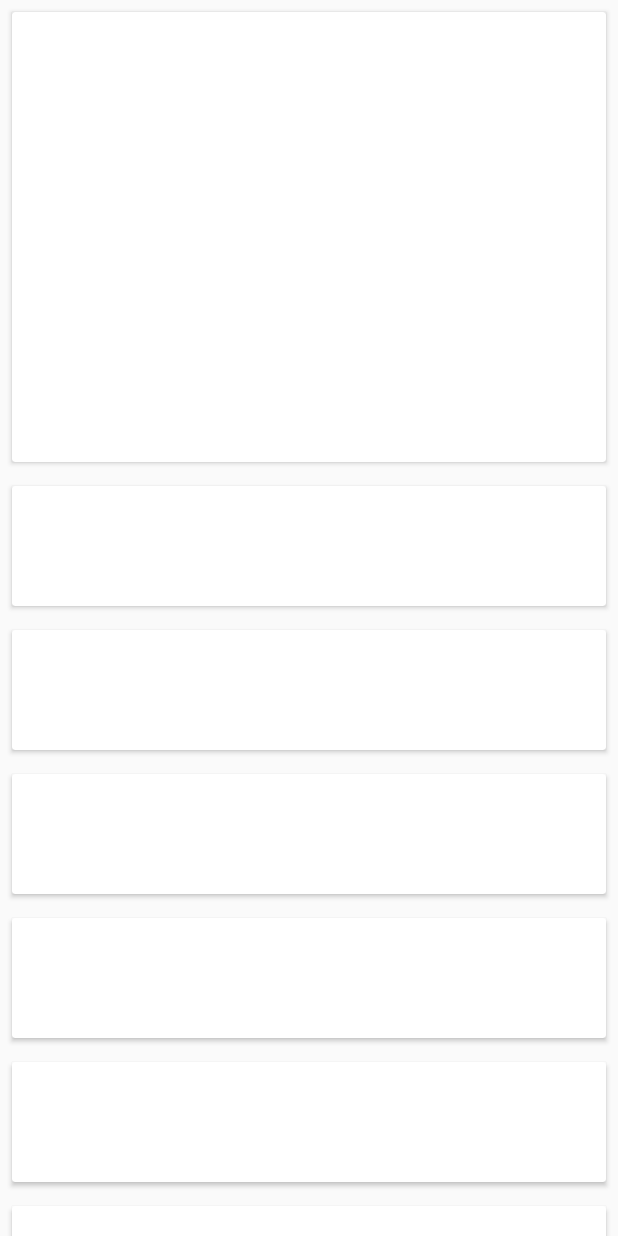
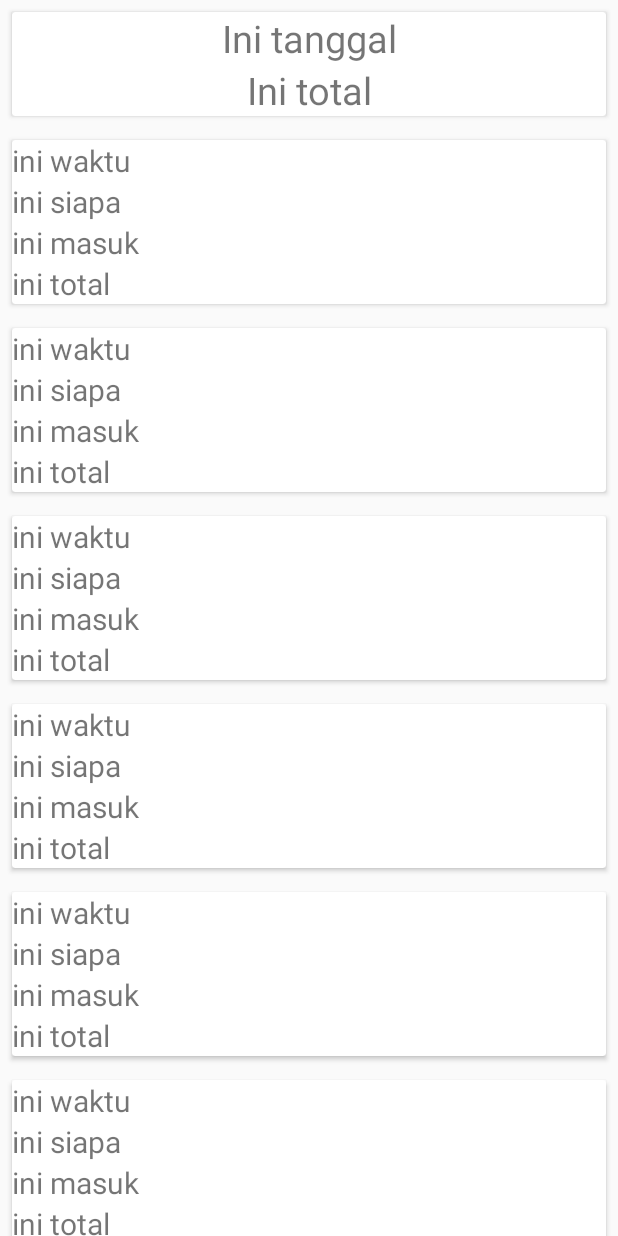
Before and after one commit to ibnuda/Slempit, an Android app: the fragment PemasukanFragment shown on its own in the app's theme, on a phone screen of 412 x 824 dp. Run offline under Robolectric (Android 15) with nearby library versions, the phone set to English and light mode, and no system bars; libraries missing offline, so code that uses them is left out: com.github.florent37.materialviewpager; 1 statement that could not run was skipped.

Commit message:
what the duck am i doing?

```diff
--- a/app/src/main/java/me/ijauradunbi/slempit/adapter/SomethingAdapter.kt
+++ b/app/src/main/java/me/ijauradunbi/slempit/adapter/SomethingAdapter.kt
@@ -9,7 +9,7 @@ import me.ijauradunbi.slempit.R
 /**
  * Created on 19/08/2016.
  */
-class SomethingAdapter(internal var contents: List<Any>): RecyclerView.Adapter<RecyclerView.ViewHolder>() {
+open class SomethingAdapter(internal var contents: List<Any>): RecyclerView.Adapter<RecyclerView.ViewHolder>() {
 
     override fun getItemViewType(position: Int): Int {
         when (position) {
--- a/app/src/main/res/layout/list_item_card_big.xml
+++ b/app/src/main/res/layout/list_item_card_big.xml
@@ -10,9 +10,29 @@
             app:contentPadding="0dp"
             android:id="@+id/card_view"
             android:layout_width="match_parent"
-            android:layout_height="300dp"
+            android:layout_height="wrap_content"
             android:layout_marginBottom="@dimen/card_margin_vertical"
             android:layout_marginLeft="@dimen/card_margin_horizontal"
             android:layout_marginRight="@dimen/card_margin_horizontal"
-            android:layout_marginTop="@dimen/card_margin_vertical"/>
+            android:layout_marginTop="@dimen/card_margin_vertical">
+        <LinearLayout
+                android:layout_width="match_parent"
+                android:layout_height="wrap_content"
+                android:orientation="vertical">
+            <TextView
+                    android:text="Ini tanggal"
+                    android:textSize="25dp"
+                    android:textAlignment="center"
+                    android:id="@+id/text_view_waktu"
+                    android:layout_width="match_parent"
+                    android:layout_height="wrap_content"/>
+            <TextView
+                    android:text="Ini total"
+                    android:textSize="25dp"
+                    android:textAlignment="center"
+                    android:id="@+id/text_view_total"
+                    android:layout_width="match_parent"
+                    android:layout_height="wrap_content"/>
+        </LinearLayout>
+    </android.support.v7.widget.CardView>
 </FrameLayout>
--- a/app/src/main/res/layout/list_item_card_small.xml
+++ b/app/src/main/res/layout/list_item_card_small.xml
@@ -10,9 +10,39 @@
             app:contentPadding="0dp"
             android:id="@+id/card_view"
             android:layout_width="match_parent"
-            android:layout_height="80dp"
+            android:layout_height="wrap_content"
             android:layout_marginBottom="@dimen/card_margin_vertical"
             android:layout_marginLeft="@dimen/card_margin_horizontal"
             android:layout_marginRight="@dimen/card_margin_horizontal"
-            android:layout_marginTop="@dimen/card_margin_vertical"/>
+            android:layout_marginTop="@dimen/card_margin_vertical">
+        <LinearLayout
+                android:layout_width="match_parent"
+                android:layout_height="wrap_content"
+                android:orientation="vertical">
+            <TextView
+                    android:id="@+id/text_view_waktu"
+                    android:text="ini waktu"
+                    android:textSize="20dp"
+                    android:layout_width="match_parent"
+                    android:layout_height="wrap_content"/>
+            <TextView
+                    android:id="@+id/text_view_siapa"
+                    android:text="ini siapa"
+                    android:textSize="20dp"
+                    android:layout_width="match_parent"
+                    android:layout_height="wrap_content"/>
+            <TextView
+                    android:id="@+id/text_view_masuk"
+                    android:text="ini masuk"
+                    android:textSize="20dp"
+                    android:layout_width="match_parent"
+                    android:layout_height="wrap_content"/>
+            <TextView
+                    android:id="@+id/text_view_total"
+                    android:text="ini total"
+                    android:textSize="20dp"
+                    android:layout_width="match_parent"
+                    android:layout_height="wrap_content"/>
+        </LinearLayout>
+    </android.support.v7.widget.CardView>
 </FrameLayout>
```
